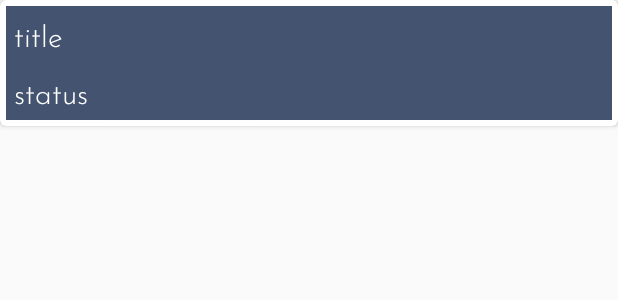
After one commit to CMPUT301F20T23/TheBearMinimum, an Android app: the layout notification_item.xml on its own in the app's theme, with its tools: preview values and no code run, on a phone screen of 412 x 824 dp. The commit adds this screen. Shown: the top 300 px of the screen. Run offline under Robolectric (Android 15) with nearby library versions, the light colour scheme and no system bars.

Commit message:
created notification class, created view notification activity

```diff
--- a/BearMinimum/app/build.gradle
+++ b/BearMinimum/app/build.gradle
@@ -92,8 +92,5 @@ dependencies {
     // Import the BoM for the Firebase platform
     implementation platform('com.google.firebase:firebase-bom:26.1.0')
 
-    //pushy Notification
-    implementation 'me.pushy:sdk:1.0.65'
-
 
 }
--- a/BearMinimum/app/src/main/AndroidManifest.xml
+++ b/BearMinimum/app/src/main/AndroidManifest.xml
@@ -39,6 +39,7 @@
         <activity android:name=".MainActivity" />
         <activity android:name=".LoginActivity" />
         <activity android:name=".ProfileActivity" />
+        <activity android:name=".ViewNotificationsActivity"/>
         <uses-library android:name="org.apache.http.legacy" android:required="false"/>
         <activity
             android:name=".AuthPage"
--- a/BearMinimum/app/src/main/java/com/example/bearminimum/MainActivity.java
+++ b/BearMinimum/app/src/main/java/com/example/bearminimum/MainActivity.java
@@ -5,7 +5,6 @@ import android.os.Bundle;
 import android.util.Log;
 
 import com.google.android.material.navigation.NavigationView;
-import com.google.firebase.auth.AuthResult;
 import com.google.firebase.auth.FirebaseAuth;
 import com.google.firebase.auth.FirebaseUser;
 import com.google.firebase.firestore.FirebaseFirestore;
@@ -38,8 +37,6 @@ import androidx.recyclerview.widget.RecyclerView;
 
 import java.util.ArrayList;
 import java.util.List;
-
-import me.pushy.sdk.Pushy;
 
 
 /**
@@ -260,6 +257,9 @@ public class MainActivity extends AppCompatActivity implements NavigationView.On
             startActivity(intent);
         } else if (item.getItemId() == R.id.nav_outgoing_requests) {
 
+        } else if (item.getItemId() == R.id.nav_notifications) {
+            Intent intent = new Intent(this, ViewNotificationsActivity.class);
+            startActivity(intent);
         }
         drawerLayout.close();
         return true;
--- /dev/null
+++ b/BearMinimum/app/src/main/res/layout/notification_item.xml
@@ -0,0 +1,55 @@
+<?xml version="1.0" encoding="utf-8"?>
+<androidx.cardview.widget.CardView
+    xmlns:android="http://schemas.android.com/apk/res/android"
+    android:layout_width="match_parent"
+    android:layout_height="wrap_content"
+    xmlns:app="http://schemas.android.com/apk/res-auto"
+    app:cardCornerRadius="4dp">
+
+    <RelativeLayout
+        android:layout_width="match_parent"
+        android:layout_height="match_parent"
+        android:layout_margin="4dp"
+        android:layout_marginBottom="4dp">
+
+        <LinearLayout
+            android:layout_height="wrap_content"
+            android:layout_width="match_parent"
+            android:orientation="vertical"
+            android:background="@color/blue">
+
+            <TextView
+                android:id="@+id/notif_title"
+                android:layout_width="wrap_content"
+                android:layout_height="wrap_content"
+                android:fontFamily="@font/josefina_light"
+                android:padding="5dp"
+                android:text="@string/title"
+                android:textColor="@color/white"
+                android:textSize="20sp">
+
+            </TextView>
+
+            <TextView
+                android:id="@+id/notif_message"
+                android:layout_width="wrap_content"
+                android:layout_height="wrap_content"
+                android:layout_marginEnd="16dp"
+                android:layout_marginRight="16dp"
+                android:fontFamily="@font/josefina_light"
+                android:padding="5dp"
+                android:text="@string/status"
+                android:textColor="@color/white"
+                android:textSize="20sp">
+
+            </TextView>
+
+
+
+
+        </LinearLayout>
+
+
+    </RelativeLayout>
+
+</androidx.cardview.widget.CardView>
```
Also changed, not shown: BearMinimum/app/src/main/java/com/example/bearminimum/App.java (+15 -119 lines), BearMinimum/app/src/main/java/com/example/bearminimum/CreateNotification.java (deleted, +0 -102 lines), BearMinimum/app/src/main/java/com/example/bearminimum/Notif.java (added, +110 -0 lines), BearMinimum/app/src/main/java/com/example/bearminimum/ViewNotificationsActivity.java (added, +121 -0 lines), BearMinimum/app/src/main/java/com/example/bearminimum/ViewNotificationsAdapter.java (added, +90 -0 lines), BearMinimum/app/src/main/res/layout/activity_view_notifications.xml (added, +30 -0 lines).
